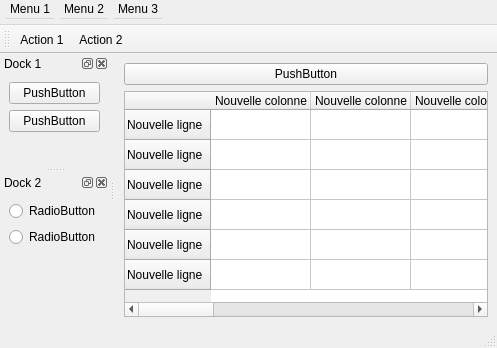
Qt form examples/qmainwindow/MainWindow.ui (JulienMaille/framelesshelper) before a commit.
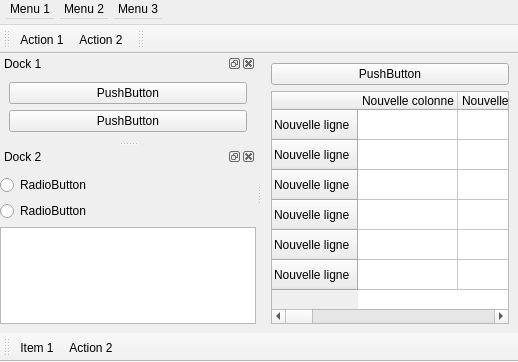
The same form after that commit. Icons and pictures are not drawn.

The edit to the form file:
```diff
--- a/examples/qmainwindow/MainWindow.ui
+++ b/examples/qmainwindow/MainWindow.ui
@@ -6,8 +6,8 @@
    <rect>
     <x>0</x>
     <y>0</y>
-    <width>497</width>
-    <height>348</height>
+    <width>518</width>
+    <height>362</height>
    </rect>
   </property>
   <property name="windowTitle">
@@ -112,7 +112,7 @@
     <rect>
      <x>0</x>
      <y>0</y>
-     <width>497</width>
+     <width>518</width>
      <height>25</height>
     </rect>
    </property>
@@ -143,7 +143,6 @@
    <addaction name="menuItem_2"/>
    <addaction name="menuMenu_3"/>
   </widget>
-  <widget class="QStatusBar" name="statusbar"/>
   <widget class="QDockWidget" name="dockWidget">
    <property name="windowTitle">
     <string>Dock 1</string>
@@ -192,6 +191,12 @@
    </attribute>
    <widget class="QWidget" name="dockWidgetContents_2">
     <layout class="QVBoxLayout" name="verticalLayout_3">
+     <property name="leftMargin">
+      <number>0</number>
+     </property>
+     <property name="rightMargin">
+      <number>0</number>
+     </property>
      <item>
       <widget class="QRadioButton" name="radioButton">
        <property name="text">
@@ -206,6 +211,9 @@
        </property>
       </widget>
      </item>
+     <item>
+      <widget class="QListWidget" name="listWidget"/>
+     </item>
      <item>
       <spacer name="verticalSpacer_2">
        <property name="orientation">
@@ -235,6 +243,30 @@
    <addaction name="actionAction_1"/>
    <addaction name="actionAction_2"/>
   </widget>
+  <widget class="QToolBar" name="toolBar_2">
+   <property name="windowTitle">
+    <string>toolBar_2</string>
+   </property>
+   <attribute name="toolBarArea">
+    <enum>TopToolBarArea</enum>
+   </attribute>
+   <attribute name="toolBarBreak">
+    <bool>false</bool>
+   </attribute>
+  </widget>
+  <widget class="QToolBar" name="toolBar_3">
+   <property name="windowTitle">
+    <string>toolBar_3</string>
+   </property>
+   <attribute name="toolBarArea">
+    <enum>BottomToolBarArea</enum>
+   </attribute>
+   <attribute name="toolBarBreak">
+    <bool>false</bool>
+   </attribute>
+   <addaction name="actionItem_1"/>
+   <addaction name="actionAction_2"/>
+  </widget>
   <action name="actionAction_1">
    <property name="text">
     <string>Action 1</string>
```
